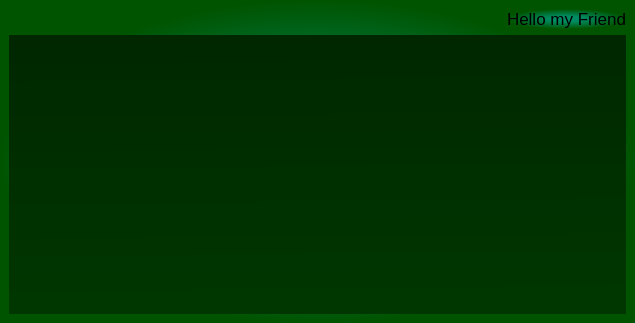
Above: Python/EY-main/WidowFile/QTWindow/main_wind.ui from Actaviys/MY_Draft before the change. Below: the same form after it.
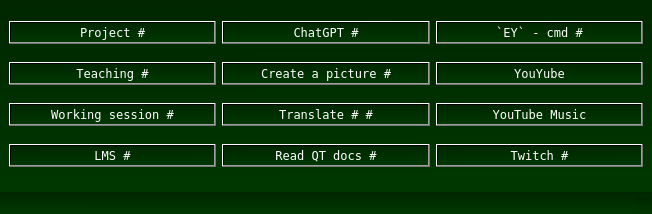
That is the form after the change. Icons and pictures are not drawn.

The edit to the form file:
```diff
--- a/Python/EY-main/WidowFile/QTWindow/main_wind.ui
+++ b/Python/EY-main/WidowFile/QTWindow/main_wind.ui
@@ -6,93 +6,207 @@
    <rect>
     <x>0</x>
     <y>0</y>
-    <width>635</width>
-    <height>323</height>
+    <width>652</width>
+    <height>214</height>
    </rect>
   </property>
   <property name="windowTitle">
    <string>MainWindow</string>
   </property>
   <property name="styleSheet">
-   <string notr="true">background-color: qradialgradient(spread:pad, cx:0.5, cy:0.5, radius:0.5, fx:0.5, fy:0.5, stop:0.272374 rgba(0, 140, 99, 255), stop:1 rgba(0, 84, 0, 255));</string>
+   <string notr="true">color: rgb(255, 255, 255);
+background-color: qlineargradient(spread:pad, x1:0.522682, y1:1, x2:0.5, y2:0, stop:0 rgba(0, 55, 0, 255), stop:1 rgba(0, 39, 0, 255));</string>
   </property>
   <widget class="QWidget" name="centralwidget">
+   <property name="font">
+    <font>
+     <family>Fixedsys</family>
+    </font>
+   </property>
    <layout class="QGridLayout" name="gridLayout">
+    <item row="4" column="0">
+     <widget class="QPushButton" name="ButtonWorkingSession">
+      <property name="font">
+       <font>
+        <family>Fixedsys</family>
+       </font>
+      </property>
+      <property name="mouseTracking">
+       <bool>true</bool>
+      </property>
+      <property name="text">
+       <string>Working session #</string>
+      </property>
+     </widget>
+    </item>
+    <item row="3" column="0">
+     <widget class="QPushButton" name="ButtonTeaching">
+      <property name="font">
+       <font>
+        <family>Fixedsys</family>
+       </font>
+      </property>
+      <property name="mouseTracking">
+       <bool>true</bool>
+      </property>
+      <property name="text">
+       <string>Teaching #</string>
+      </property>
+     </widget>
+    </item>
+    <item row="1" column="1">
+     <widget class="QPushButton" name="ButtonChatGPT">
+      <property name="font">
+       <font>
+        <family>Fixedsys</family>
+       </font>
+      </property>
+      <property name="mouseTracking">
+       <bool>true</bool>
+      </property>
+      <property name="text">
+       <string>ChatGPT #</string>
+      </property>
+     </widget>
+    </item>
     <item row="1" column="0">
-     <widget class="QTextEdit" name="textEdit">
+     <widget class="QPushButton" name="ButtonProject">
       <property name="font">
        <font>
         <family>Fixedsys</family>
        </font>
       </property>
-      <property name="styleSheet">
-       <string notr="true">color: rgb(255, 255, 255);
-background-color: qlineargradient(spread:pad, x1:0.522682, y1:1, x2:0.5, y2:0, stop:0 rgba(0, 55, 0, 255), stop:1 rgba(0, 39, 0, 255));</string>
+      <property name="mouseTracking">
+       <bool>true</bool>
       </property>
-      <property name="inputMethodHints">
-       <set>Qt::ImhMultiLine</set>
+      <property name="text">
+       <string>Project #</string>
       </property>
-      <property name="frameShape">
-       <enum>QFrame::NoFrame</enum>
+     </widget>
+    </item>
+    <item row="4" column="1">
+     <widget class="QPushButton" name="ButtonTranslate">
+      <property name="font">
+       <font>
+        <family>Fixedsys</family>
+       </font>
       </property>
-      <property name="frameShadow">
-       <enum>QFrame::Sunken</enum>
+      <property name="mouseTracking">
+       <bool>true</bool>
       </property>
-      <property name="lineWidth">
-       <number>0</number>
+      <property name="text">
+       <string>Translate # #</string>
       </property>
-      <property name="undoRedoEnabled">
+     </widget>
+    </item>
+    <item row="3" column="1">
+     <widget class="QPushButton" name="ButtonCreatePicture">
+      <property name="font">
+       <font>
+        <family>Fixedsys</family>
+       </font>
+      </property>
+      <property name="mouseTracking">
        <bool>true</bool>
       </property>
-      <property name="lineWrapMode">
-       <enum>QTextEdit::WidgetWidth</enum>
+      <property name="text">
+       <string>Create a picture #</string>
       </property>
-      <property name="readOnly">
-       <bool>false</bool>
+     </widget>
+    </item>
+    <item row="6" column="0">
+     <widget class="QPushButton" name="ButtonLMS">
+      <property name="font">
+       <font>
+        <family>Fixedsys</family>
+       </font>
       </property>
-      <property name="html">
-       <string>&lt;!DOCTYPE HTML PUBLIC &quot;-//W3C//DTD HTML 4.0//EN&quot; &quot;http://www.w3.org/TR/REC-html40/strict.dtd&quot;&gt;
-&lt;html&gt;&lt;head&gt;&lt;meta name=&quot;qrichtext&quot; content=&quot;1&quot; /&gt;&lt;style type=&quot;text/css&quot;&gt;
-p, li { white-space: pre-wrap; }
-&lt;/style&gt;&lt;/head&gt;&lt;body style=&quot; font-family:'Fixedsys'; font-size:8.25pt; font-weight:400; font-style:normal;&quot;&gt;
-&lt;p style=&quot;-qt-paragraph-type:empty; margin-top:0px; margin-bottom:0px; margin-left:0px; margin-right:0px; -qt-block-indent:0; text-indent:0px; font-family:'MS Shell Dlg 2';&quot;&gt;&lt;br /&gt;&lt;/p&gt;&lt;/body&gt;&lt;/html&gt;</string>
+      <property name="mouseTracking">
+       <bool>true</bool>
       </property>
-      <property name="textInteractionFlags">
-       <set>Qt::TextEditorInteraction</set>
+      <property name="text">
+       <string>LMS #</string>
       </property>
      </widget>
     </item>
-    <item row="0" column="0">
-     <layout class="QHBoxLayout" name="horizontalLayout">
-      <item>
-       <spacer name="horizontalSpacer">
-        <property name="orientation">
-         <enum>Qt::Horizontal</enum>
-        </property>
-        <property name="sizeHint" stdset="0">
-         <size>
-          <width>40</width>
-          <height>20</height>
-         </size>
-        </property>
-       </spacer>
-      </item>
-      <item>
-       <widget class="QLabel" name="label_2">
-        <property name="font">
-         <font>
-          <pointsize>13</pointsize>
-         </font>
-        </property>
-        <property name="text">
-         <string>Hello my Friend</string>
-        </property>
-       </widget>
-      </item>
-     </layout>
+    <item row="6" column="1">
+     <widget class="QPushButton" name="ButtonReadQT">
+      <property name="font">
+       <font>
+        <family>Fixedsys</family>
+       </font>
+      </property>
+      <property name="mouseTracking">
+       <bool>true</bool>
+      </property>
+      <property name="text">
+       <string>Read QT docs #</string>
+      </property>
+     </widget>
+    </item>
+    <item row="1" column="2">
+     <widget class="QPushButton" name="ButtonYouTubeStatistics">
+      <property name="font">
+       <font>
+        <family>Fixedsys</family>
+       </font>
+      </property>
+      <property name="mouseTracking">
+       <bool>true</bool>
+      </property>
+      <property name="text">
+       <string>`EY` - cmd #</string>
+      </property>
+     </widget>
+    </item>
+    <item row="3" column="2">
+     <widget class="QPushButton" name="ButtonYouTube">
+      <property name="font">
+       <font>
+        <family>Fixedsys</family>
+       </font>
+      </property>
+      <property name="mouseTracking">
+       <bool>true</bool>
+      </property>
+      <property name="text">
+       <string>YouYube</string>
+      </property>
+     </widget>
+    </item>
+    <item row="6" column="2">
+     <widget class="QPushButton" name="ButtonTwitch">
+      <property name="font">
+       <font>
+        <family>Fixedsys</family>
+       </font>
+      </property>
+      <property name="mouseTracking">
+       <bool>true</bool>
+      </property>
+      <property name="text">
+       <string>Twitch #</string>
+      </property>
+     </widget>
+    </item>
+    <item row="4" column="2">
+     <widget class="QPushButton" name="ButtonYouTubeMusic">
+      <property name="font">
+       <font>
+        <family>Fixedsys</family>
+       </font>
+      </property>
+      <property name="mouseTracking">
+       <bool>true</bool>
+      </property>
+      <property name="text">
+       <string>YouTube Music</string>
+      </property>
+     </widget>
     </item>
    </layout>
   </widget>
+  <widget class="QStatusBar" name="statusbar"/>
  </widget>
  <resources/>
  <connections/>
```
Left out of the diff: 9 changed lines with no effect on the pictures.
